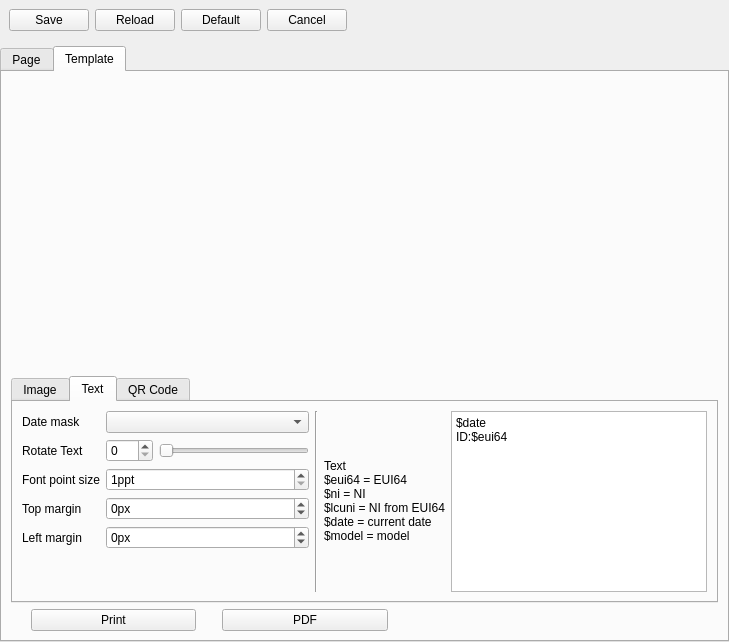
The window that print-pgs/printersetupwdgt.ui (KTS-Intek/printer-widgets) describes before a commit, drawn with Qt 5.
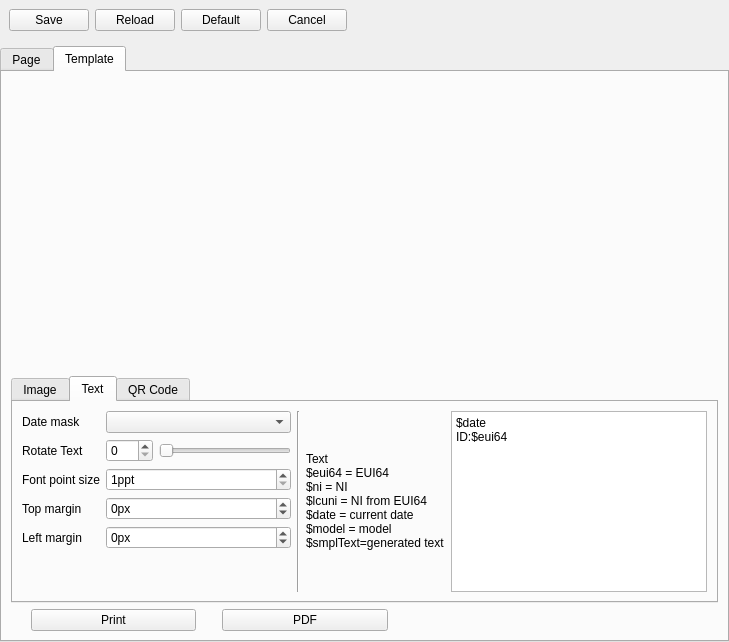
The same window after the commit. The open tabs and pages were chosen to show the change. Icons and pictures are not drawn.

```diff
--- a/print-pgs/printersetupwdgt.ui
+++ b/print-pgs/printersetupwdgt.ui
@@ -773,7 +773,7 @@
            <item row="0" column="3" rowspan="6">
             <widget class="QLabel" name="label_4">
              <property name="text">
-              <string>&lt;html&gt;&lt;head/&gt;&lt;body&gt;&lt;p&gt;Text&lt;br/&gt;$eui64 = EUI64&lt;br/&gt;$ni = NI&lt;br/&gt;$lcuni = NI from EUI64&lt;br/&gt;$date = current date&lt;br/&gt;$model = model&lt;/p&gt;&lt;/body&gt;&lt;/html&gt;</string>
+              <string>&lt;html&gt;&lt;head/&gt;&lt;body&gt;&lt;p&gt;Text&lt;br/&gt;$eui64 = EUI64&lt;br/&gt;$ni = NI&lt;br/&gt;$lcuni = NI from EUI64&lt;br/&gt;$date = current date&lt;br/&gt;$model = model&lt;br&gt;$smplText=generated text&lt;/p&gt;&lt;/body&gt;&lt;/html&gt;</string>
              </property>
              <property name="scaledContents">
               <bool>false</bool>
```
